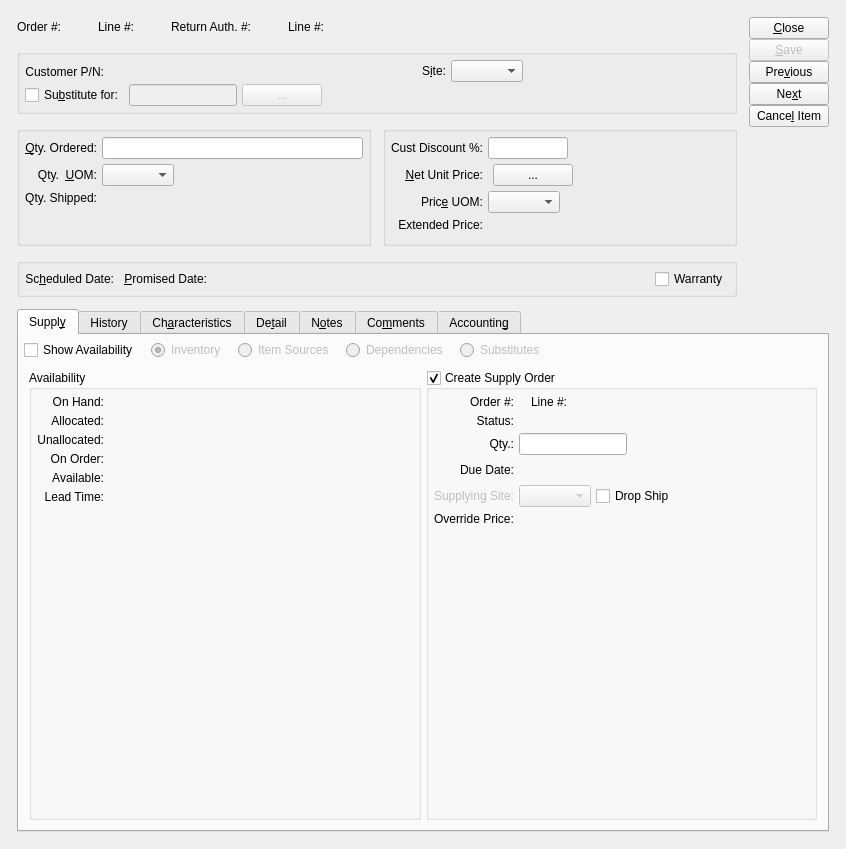
Qt form guiclient/salesOrderItem.ui (Pegasus-RPG/xtuple-client) before a commit.
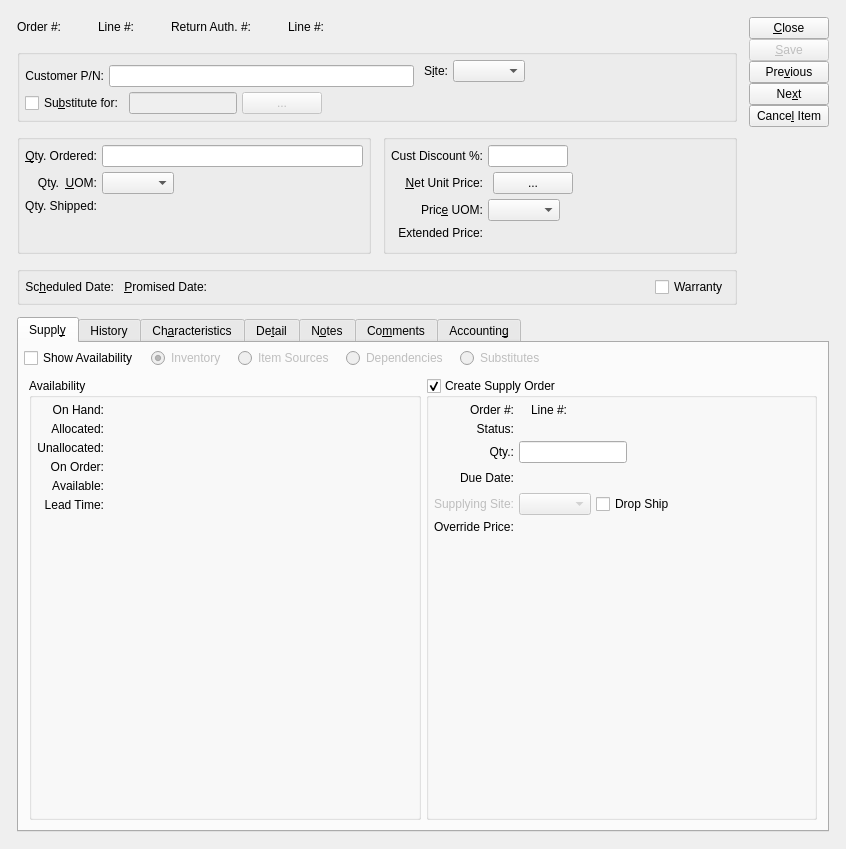
The same form after that commit. Custom widgets are drawn as their Qt base class.

Commit message: issue #20618: Add support for customer alias to imported into a sales order line field, and be editable there.

```diff
--- a/guiclient/salesOrderItem.ui
+++ b/guiclient/salesOrderItem.ui
@@ -251,7 +251,7 @@
           <property name="spacing">
            <number>5</number>
           </property>
-          <item row="0" column="0" colspan="2">
+          <item row="0" column="0" colspan="3">
            <widget class="ItemCluster" name="_item">
             <property name="sizePolicy">
              <sizepolicy hsizetype="Minimum" vsizetype="Preferred">
@@ -264,7 +264,67 @@
             </property>
            </widget>
           </item>
-          <item row="0" column="2" rowspan="3">
+          <item row="2" column="0" colspan="3">
+           <layout class="QHBoxLayout">
+            <item>
+             <widget class="QCheckBox" name="_sub">
+              <property name="focusPolicy">
+               <enum>Qt::NoFocus</enum>
+              </property>
+              <property name="text">
+               <string>Su&amp;bstitute for:</string>
+              </property>
+             </widget>
+            </item>
+            <item>
+             <widget class="ItemLineEdit" name="_subItem">
+              <property name="enabled">
+               <bool>false</bool>
+              </property>
+              <property name="focusPolicy">
+               <enum>Qt::StrongFocus</enum>
+              </property>
+             </widget>
+            </item>
+            <item>
+             <widget class="QPushButton" name="_subItemList">
+              <property name="enabled">
+               <bool>false</bool>
+              </property>
+              <property name="focusPolicy">
+               <enum>Qt::NoFocus</enum>
+              </property>
+              <property name="text">
+               <string> ... </string>
+              </property>
+             </widget>
+            </item>
+            <item>
+             <spacer>
+              <property name="orientation">
+               <enum>Qt::Horizontal</enum>
+              </property>
+              <property name="sizeHint" stdset="0">
+               <size>
+                <width>0</width>
+                <height>0</height>
+               </size>
+              </property>
+             </spacer>
+            </item>
+           </layout>
+          </item>
+          <item row="1" column="0">
+           <widget class="QLabel" name="_customerPNLit">
+            <property name="text">
+             <string>Customer P/N:</string>
+            </property>
+            <property name="alignment">
+             <set>Qt::AlignRight|Qt::AlignTrailing|Qt::AlignVCenter</set>
+            </property>
+           </widget>
+          </item>
+          <item row="0" column="3" rowspan="3">
            <layout class="QGridLayout">
             <item row="0" column="0">
              <widget class="QLabel" name="_warehouseLit">
@@ -320,81 +380,8 @@
             </item>
            </layout>
           </item>
-          <item row="1" column="0">
-           <widget class="QLabel" name="_customerPNLit">
-            <property name="text">
-             <string>Customer P/N:</string>
-            </property>
-            <property name="alignment">
-             <set>Qt::AlignRight|Qt::AlignTrailing|Qt::AlignVCenter</set>
-            </property>
-           </widget>
-          </item>
           <item row="1" column="1">
-           <widget class="QLabel" name="_customerPN">
-            <property name="sizePolicy">
-             <sizepolicy hsizetype="Expanding" vsizetype="Preferred">
-              <horstretch>0</horstretch>
-              <verstretch>0</verstretch>
-             </sizepolicy>
-            </property>
-            <property name="text">
-             <string/>
-            </property>
-            <property name="alignment">
-             <set>Qt::AlignLeading|Qt::AlignLeft|Qt::AlignVCenter</set>
-            </property>
-           </widget>
-          </item>
-          <item row="2" column="0" colspan="2">
-           <layout class="QHBoxLayout">
-            <item>
-             <widget class="QCheckBox" name="_sub">
-              <property name="focusPolicy">
-               <enum>Qt::NoFocus</enum>
-              </property>
-              <property name="text">
-               <string>Su&amp;bstitute for:</string>
-              </property>
-             </widget>
-            </item>
-            <item>
-             <widget class="ItemLineEdit" name="_subItem">
-              <property name="enabled">
-               <bool>false</bool>
-              </property>
-              <property name="focusPolicy">
-               <enum>Qt::StrongFocus</enum>
-              </property>
-             </widget>
-            </item>
-            <item>
-             <widget class="QPushButton" name="_subItemList">
-              <property name="enabled">
-               <bool>false</bool>
-              </property>
-              <property name="focusPolicy">
-               <enum>Qt::NoFocus</enum>
-              </property>
-              <property name="text">
-               <string> ... </string>
-              </property>
-             </widget>
-            </item>
-            <item>
-             <spacer>
-              <property name="orientation">
-               <enum>Qt::Horizontal</enum>
-              </property>
-              <property name="sizeHint" stdset="0">
-               <size>
-                <width>0</width>
-                <height>0</height>
-               </size>
-              </property>
-             </spacer>
-            </item>
-           </layout>
+           <widget class="XLineEdit" name="_customerPN"/>
           </item>
          </layout>
         </widget>
```
Left out of the diff: 16 changed lines with no effect on the pictures. The commit also changes 2 other files.
